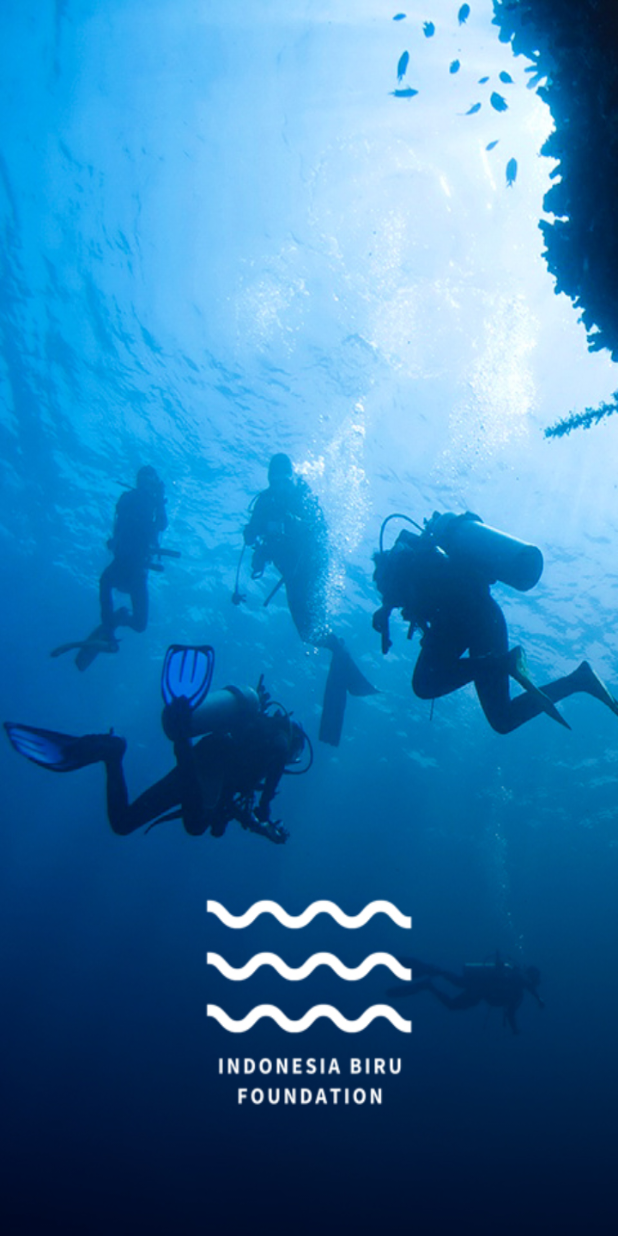
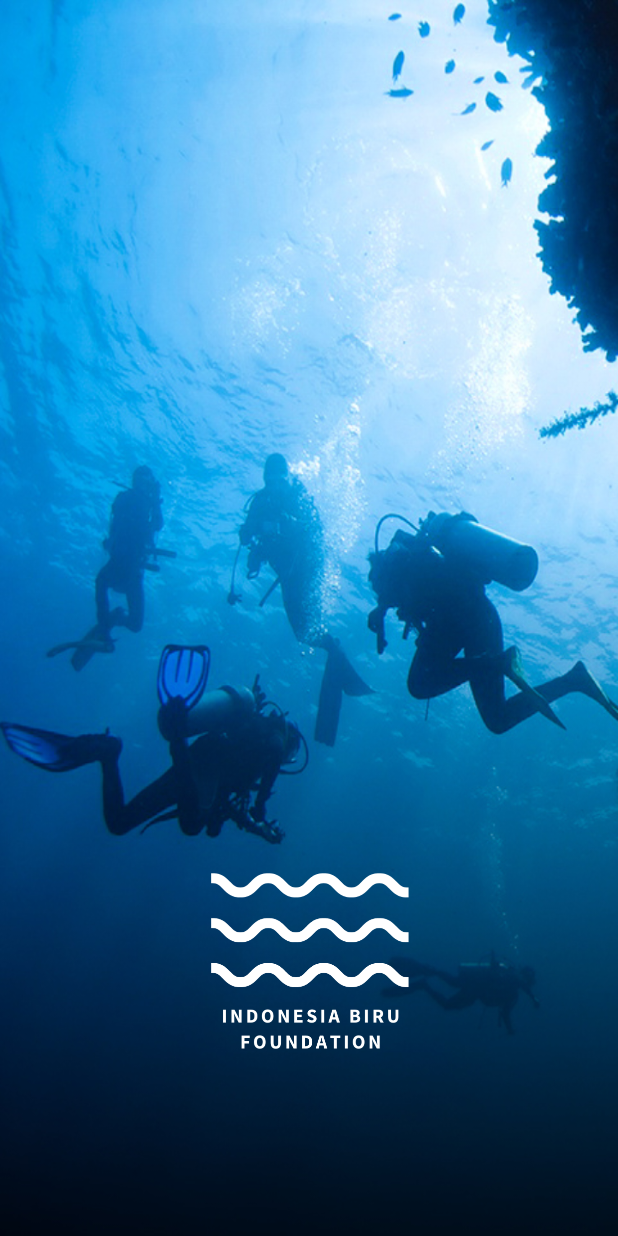
Before and after one commit to boycakra/IndonesiaBiru, an Android app: the screen it shows after launch (MainActivity), on a phone screen of 412 x 824 dp. Run offline under Robolectric (Android 15) with nearby library versions, the phone set to English and light mode, and no system bars.

Commit message:
loading screen
all screen display

```diff
--- a/app/src/main/res/layout/activity_main.xml
+++ b/app/src/main/res/layout/activity_main.xml
@@ -1,8 +1,9 @@
 <?xml version="1.0" encoding="utf-8"?>
 <androidx.constraintlayout.widget.ConstraintLayout xmlns:android="http://schemas.android.com/apk/res/android"
+    xmlns:app="http://schemas.android.com/apk/res-auto"
     xmlns:tools="http://schemas.android.com/tools"
     android:layout_width="match_parent"
-    android:layout_height="wrap_content"
+    android:layout_height="match_parent"
     tools:context=".MainActivity">
 
     <ImageButton
@@ -10,7 +11,34 @@
         android:layout_width="match_parent"
         android:layout_height="match_parent"
         android:scaleType="centerCrop"
-        android:background="@drawable/home_indonesia_biru_5"
-        />
+        android:background="@drawable/home_indonesia_biru" />
 
+    <LinearLayout
+        android:orientation="vertical"
+        android:layout_width="match_parent"
+        android:layout_height="match_parent">
+
+        <LinearLayout
+            android:layout_weight="0.35"
+            android:layout_width="match_parent"
+            android:layout_height="match_parent" />
+
+        <LinearLayout
+            android:layout_weight="1"
+            android:layout_width="match_parent"
+            android:layout_height="match_parent">
+
+            <ImageView
+                android:id="@+id/imageView3"
+                android:layout_width="match_parent"
+                android:layout_height="match_parent"
+                android:layout_weight="1"
+                app:srcCompat="@drawable/ibf_logo_no_background" />
+        </LinearLayout>
+
+        <LinearLayout
+            android:layout_weight="1"
+            android:layout_width="match_parent"
+            android:layout_height="match_parent" />
+    </LinearLayout>
 </androidx.constraintlayout.widget.ConstraintLayout>
```
